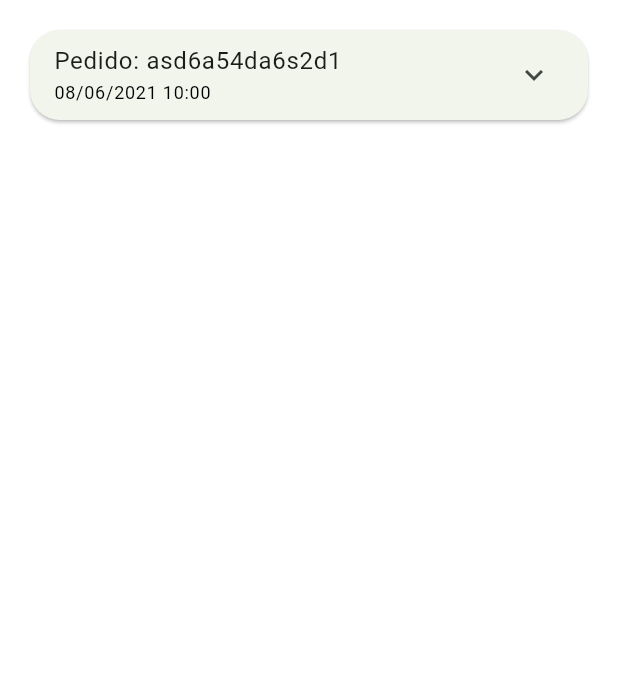
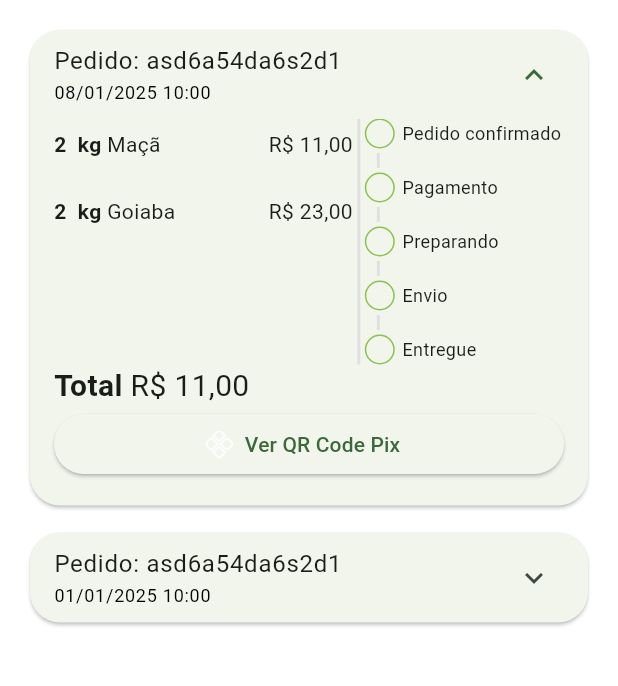
Before and after one commit to ghdss-dev/imperio_das_frutas, a Flutter app: the OrdersTab screen opened directly, on a phone screen of 412 x 824 dp, the part 84-770 px from its top. Run offline on Flutter 3.47's test engine with Material 3 defaults, Android fonts, the light colour scheme and no system bars; our stand-ins replace animated_text_kit, mask_text_input_formatter, qr_flutter.

Commit message:
Tela de Pagamento Pix

```diff
--- a/lib/config/app_data.dart
+++ b/lib/config/app_data.dart
@@ -5,6 +5,7 @@ import 'package:imperio_das_frutas/models/user_model.dart';
 import '../models/item_model.dart';
 
 ItemModel apple = ItemModel(
+
     description:
     'A melhor maçã da região e que conta com o melhor preço de qualquer quitanda. Este item conta com vitaminas essenciais para o fortalecimento corporal, resultando em uma vida saudável.',
     imgUrl: 'assets/fruits/apple.png',
@@ -12,8 +13,6 @@ ItemModel apple = ItemModel(
     price: 5.5,
     unit: 'kg',
 );
-
-
 
 ItemModel grape = ItemModel(
     imgUrl: 'assets/fruits/grape.png',
@@ -110,7 +109,7 @@ List<OrderModel> orders = [
     OrderModel(
         copyAndPaste: 'q1w2e3r4t5y6',
         createdDateTime: DateTime.parse(
-            '2021-06-08 10:00:10.458',
+            '2025-01-08 10:00:10.458',
         ),
         overdueDateTime: DateTime.parse(
             '2021-06-08 11:00:10.458',
@@ -124,6 +123,36 @@ List<OrderModel> orders = [
                 item: apple,
                 quantity: 2,
             ),
+
+            CartItemModel(
+                item: guava,
+                quantity: 2,
+            ),
+        ],
+    ),
+
+    OrderModel(
+        copyAndPaste: 'q1w2e3r4t5y6',
+        createdDateTime: DateTime.parse(
+            '2025-01-01 10:00:10.458',
+        ),
+        overdueDateTime: DateTime.parse(
+            '2025-01-01 11:00:10.458',
+        ),
+
+        id: 'asd6a54da6s2d1',
+        status: 'shipping',
+        total: 12.0,
+        items: [
+            CartItemModel(
+                item: apple,
+                quantity: 2,
+            ),
+
+            CartItemModel(
+                item: mango,
+                quantity: 3,
+            ),
         ],
     ),
 ];
--- /dev/null
+++ b/lib/pages/orders/components/order_status_widget.dart
@@ -0,0 +1,136 @@
+import 'package:flutter/material.dart';
+import 'package:imperio_das_frutas/config/custom_colors.dart';
+
+class OrderStatusWidget extends StatelessWidget {
+  final String status;
+  final bool isOverdue;
+
+  final Map<String, int> allStatus = <String, int>{
+    'pending_payment': 0,
+    'refunded': 1,
+    'paid': 2,
+    'preparing_purchase': 3,
+    'shipping': 4,
+    'delivered': 5,
+  };
+
+  int get currentStatus => allStatus[status]!;
+
+  OrderStatusWidget({
+    Key? key,
+    required this.status,
+    required this.isOverdue,
+  }) : super(key: key);
+
+  @override
+  Widget build(BuildContext context) {
+    return Column(
+      crossAxisAlignment: CrossAxisAlignment.start,
+      children: [
+        // Pedido confirmado
+        _StatusDot(
+          isActive: currentStatus >= 1,
+          title: 'Pedido confirmado',
+        ),
+        const _CustomDivider(),
+
+        // Pagamento
+        _StatusDot(
+          isActive: currentStatus >= 2,
+          title: 'Pagamento',
+          backgroundColor: isOverdue ? Colors.red : CustomColors.customSwatchColor,
+        ),
+        const _CustomDivider(),
+
+        // Preparando
+        _StatusDot(
+          isActive: currentStatus >= 3,
+          title: 'Preparando',
+        ),
+        const _CustomDivider(),
+
+        // Envio
+        _StatusDot(
+          isActive: currentStatus >= 4,
+          title: 'Envio',
+        ),
+        const _CustomDivider(),
+
+        // Entregue
+        _StatusDot(
+          isActive: currentStatus >= 5,
+          title: 'Entregue',
+        ),
+      ],
+    );
+  }
+}
+
+class _CustomDivider extends StatelessWidget {
+  const _CustomDivider({Key? key}) : super(key: key);
+
+  @override
+  Widget build(BuildContext context) {
+    return Container(
+      margin: const EdgeInsets.symmetric(
+        horizontal: 8,
+        vertical: 3,
+      ),
+      height: 10,
+      width: 2,
+      color: Colors.grey.shade300,
+    );
+  }
+}
+
+class _StatusDot extends StatelessWidget {
+  final bool isActive;
+  final String title;
+  final Color? backgroundColor;
+
+  const _StatusDot({
+    Key? key,
+    required this.isActive,
+    required this.title,
+    this.backgroundColor,
+  }) : super(key: key);
+
+  @override
+  Widget build(BuildContext context) {
+    return Row(
+      children: [
+        // Dot
+        Container(
+          alignment: Alignment.center,
+          height: 20,
+          width: 20,
+          decoration: BoxDecoration(
+            shape: BoxShape.circle,
+            border: Border.all(
+              color: CustomColors.customSwatchColor,
+            ),
+            color: isActive ? backgroundColor ?? CustomColors.customSwatchColor : Colors.transparent,
+          ),
+          child: isActive
+              ? const Icon(
+            Icons.check,
+            size: 13,
+            color: Colors.white,
+          )
+              : const SizedBox.shrink(),
+        ),
+        SizedBox(width: 5),
+
+        // Texto
+        Expanded(
+          child: Text(
+            title,
+            style: const TextStyle(
+              fontSize: 12,
+            ),
+          ),
+        )
+      ],
+    );
+  }
+}
--- a/lib/pages/orders/components/order_tile.dart
+++ b/lib/pages/orders/components/order_tile.dart
@@ -1,14 +1,14 @@
 import 'package:flutter/material.dart';
+import 'package:imperio_das_frutas/models/cart_item_model.dart';
 import 'package:imperio_das_frutas/models/order_model.dart';
+import 'package:imperio_das_frutas/pages/common_widgets/payment_dialog.dart';
+import 'package:imperio_das_frutas/pages/orders/components/order_status_widget.dart';
 import 'package:imperio_das_frutas/services/utils_services.dart';
 
 class OrderTile extends StatelessWidget {
-
   final OrderModel order;
 
-  OrderTile({
-    Key? key, required this.order
-  }) : super(key: key);
+  OrderTile({Key? key, required this.order}) : super(key: key);
 
   final UtilsServices utilsServices = UtilsServices();
 
@@ -21,6 +21,9 @@ class OrderTile extends StatelessWidget {
       child: Theme(
         data: Theme.of(context).copyWith(dividerColor: Colors.transparent),
         child: ExpansionTile(
+
+          initiallyExpanded: order.status == 'pending_payment',
+
           title: Column(
             mainAxisSize: MainAxisSize.min,
             crossAxisAlignment: CrossAxisAlignment.start,
@@ -28,15 +31,136 @@ class OrderTile extends StatelessWidget {
               Text('Pedido: ${order.id}'),
               Text(
                 utilsServices.formatDateTime(order.createdDateTime),
-                style: const TextStyle(
-                  fontSize: 12,
-                  color: Colors.black
-                ),
+                style: const TextStyle(fontSize: 12, color: Colors.black),
               )
             ],
           ),
+          childrenPadding: const EdgeInsets.fromLTRB(16, 0, 16, 16),
+          expandedCrossAxisAlignment: CrossAxisAlignment.stretch,
+          children: [
+            IntrinsicHeight(
+              child: Row(
+                children: [
+                  // Lista de Produtos
+                  Expanded(
+                    flex: 3,
+                    child: SizedBox(
+                      height: 150,
+                      child: ListView(
+                        children: order.items.map((orderItem) {
+                          return _OrderItemWidget(
+                            utilsServices: utilsServices,
+                            orderItem: orderItem,
+                          );
+                        }).toList(),
+                      ),
+                    ),
+                  ),
+
+                  // Divisão
+                  VerticalDivider(
+                    color: Colors.grey.shade300,
+                    thickness: 2,
+                    width: 8,
+                  ),
+
+                  // Status do Pedido
+                  Expanded(
+                    flex: 2,
+                    child: OrderStatusWidget(
+                      status: order.status,
+                      isOverdue: order.overdueDateTime.isBefore(DateTime.now()),
+                    ),
+                  ),
+                ],
+              ),
+            ),
+
+            // Total
+            Text.rich(
+              TextSpan(
+                style: const TextStyle(
+                  fontSize: 20,
+                ),
+                children: [
+                  TextSpan(
+                      text: 'Total ',
+                      style: const TextStyle(
+                      fontWeight: FontWeight.bold,
+                    ),
+                  ),
+                  TextSpan(
+                    text: utilsServices.priceToCurrency(order.total),
+                  )
+                ],
+              ),
+            ),
+
+            // Botão pagamento
+            Visibility(
+              visible: order.status == 'pending_payment',
+              child: ElevatedButton.icon(
+                style: ElevatedButton.styleFrom(
+                  shape: RoundedRectangleBorder(
+                    borderRadius: BorderRadius.circular(20),
+                  ),
+                ),
+                onPressed: () {
+                  showDialog(
+                    context: context,
+                    builder: (_) {
+                      return PaymentDialog(
+                        order: order,
+                      );
+                    }
+                  );
+                },
+                icon: Image.asset(
+                  'assets/app_images/pix.png',
+                  height: 18,
+                ),
+                label: const Text('Ver QR Code Pix'),
+              ),
+            )
+          ],
         ),
       ),
     );
   }
 }
+
+class _OrderItemWidget extends StatelessWidget {
+  const _OrderItemWidget({
+    super.key,
+    required this.utilsServices,
+    required this.orderItem,
+  });
+
+  final UtilsServices utilsServices;
+  final CartItemModel orderItem;
+
+  @override
+  Widget build(BuildContext context) {
+    return Padding(
+      padding: const EdgeInsets.only(bottom: 20),
+      child: Column(
+        crossAxisAlignment: CrossAxisAlignment.start,
+        children: [
+          Row(
+            children: [
+              Text(
+                '${orderItem.quantity}  ${orderItem.item.unit} ',
+                style: const TextStyle(fontWeight: FontWeight.bold),
+              ),
+              Expanded(child: Text(orderItem.item.itemName)),
+              Text(utilsServices.priceToCurrency(orderItem.totalPrice()))
+            ],
+          ),
+          const SizedBox(height: 5),
+        ],
+      ),
+
+    );
+
+  }
+}
--- a/pubspec.yaml
+++ b/pubspec.yaml
@@ -39,6 +39,7 @@ dependencies:
   mask_text_input_formatter: ^2.9.0
   badges: ^3.1.2
   intl: ^0.20.1
+  qr_flutter: ^4.1.0
 
 dev_dependencies:
   flutter_test:
@@ -65,6 +66,7 @@ flutter:
   # To add assets to your application, add an assets section, like this:
   assets:
     - assets/fruits/
+    - assets/app_images/
   #   - images/a_dot_ham.jpeg
 
   # An image asset can refer to one or more resolution-specific "variants", see
```
Also changed, not shown: lib/pages/cart/cart_tab.dart (+13 -1 lines), lib/pages/cart/components/cart_tile.dart (+3 -17 lines), lib/pages/common_widgets/payment_dialog.dart (added, +112 -0 lines), assets/app_images/pix.png (added), pubspec.lock, 1 other file.
